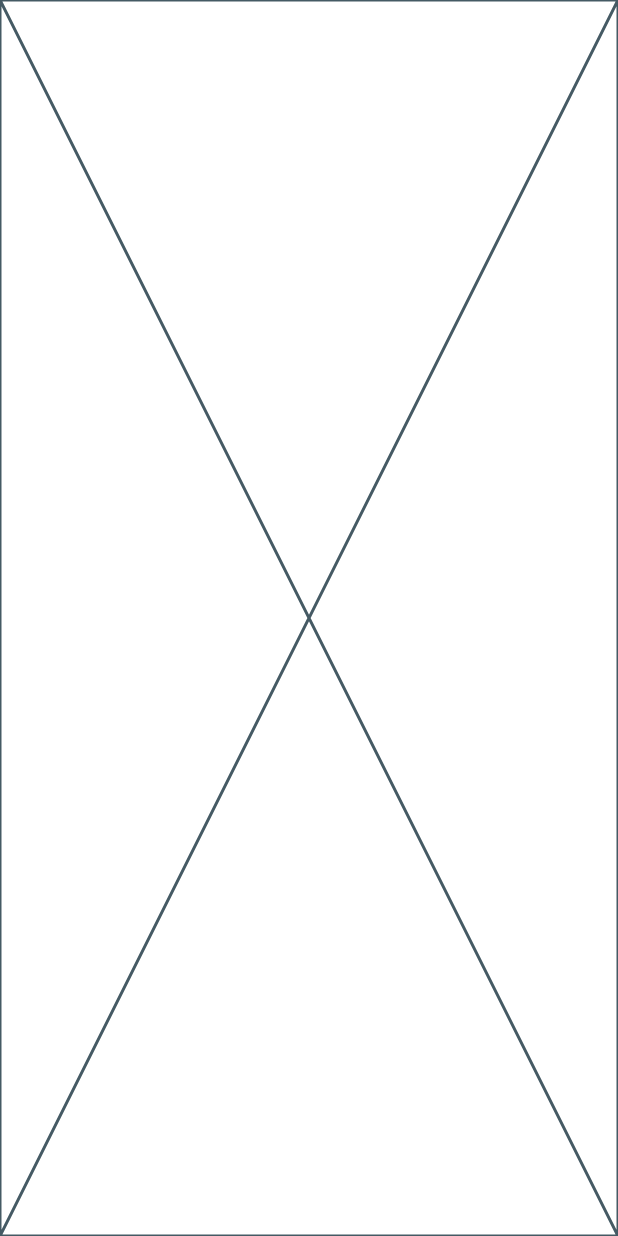
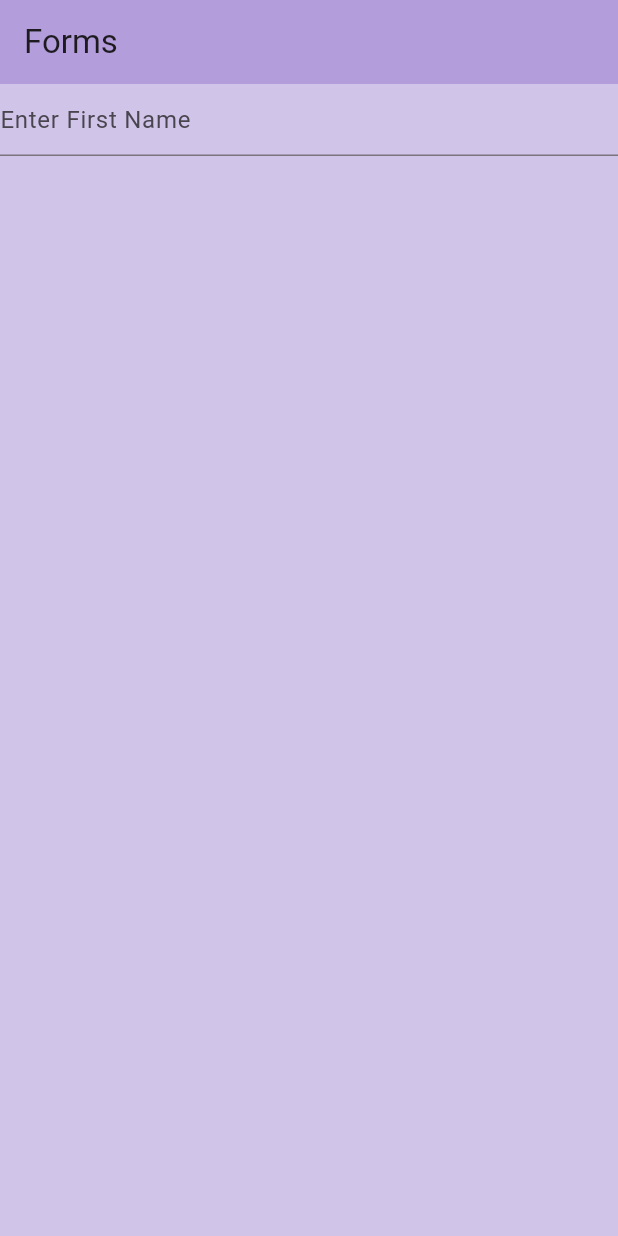
Before and after one commit to SheryarTahir/Important_Widgets, a Flutter app: the screen it shows after launch, on a phone screen of 412 x 824 dp. Run offline on Flutter 3.47's test engine with Material 3 defaults, Android fonts, the phone set to English and light mode, and no system bars; our stand-ins replace animated_text_kit, cached_network_image, google_nav_bar.

Commit message:
Update forms.dart

```diff
--- a/lib/widgets/forms.dart
+++ b/lib/widgets/forms.dart
@@ -8,8 +8,42 @@ class FormsWidget extends StatefulWidget {
 }
 
 class _FormsWidgetState extends State<FormsWidget> {
+  String firstaname = '';
+  String lastname = '';
+  String email = '';
+  String password = '';
+  final _formKey = GlobalKey<FormState>();
   @override
   Widget build(BuildContext context) {
-    return const Placeholder();
+    return Scaffold(
+      backgroundColor: Colors.deepPurple.shade100,
+      appBar: AppBar(
+        backgroundColor: Colors.deepPurple.shade200,
+        title: const Text('Forms'),
+      ),
+      body: Form(
+        key: _formKey,
+        child: Column(
+          children: [
+            TextFormField(
+              decoration: const InputDecoration(
+                hintText: 'Enter First Name',
+              ),
+              key: const ValueKey('firstname'),
+              validator: (value) {
+                if (value.toString().isEmpty) {
+                  return 'First Name Should Not Be Empty';
+                } else {
+                  return null;
+                }
+              },
+              onSaved: (value) {
+                firstaname = value.toString();
+              },
+            ),
+          ],
+        ),
+      ),
+    );
   }
 }
```
